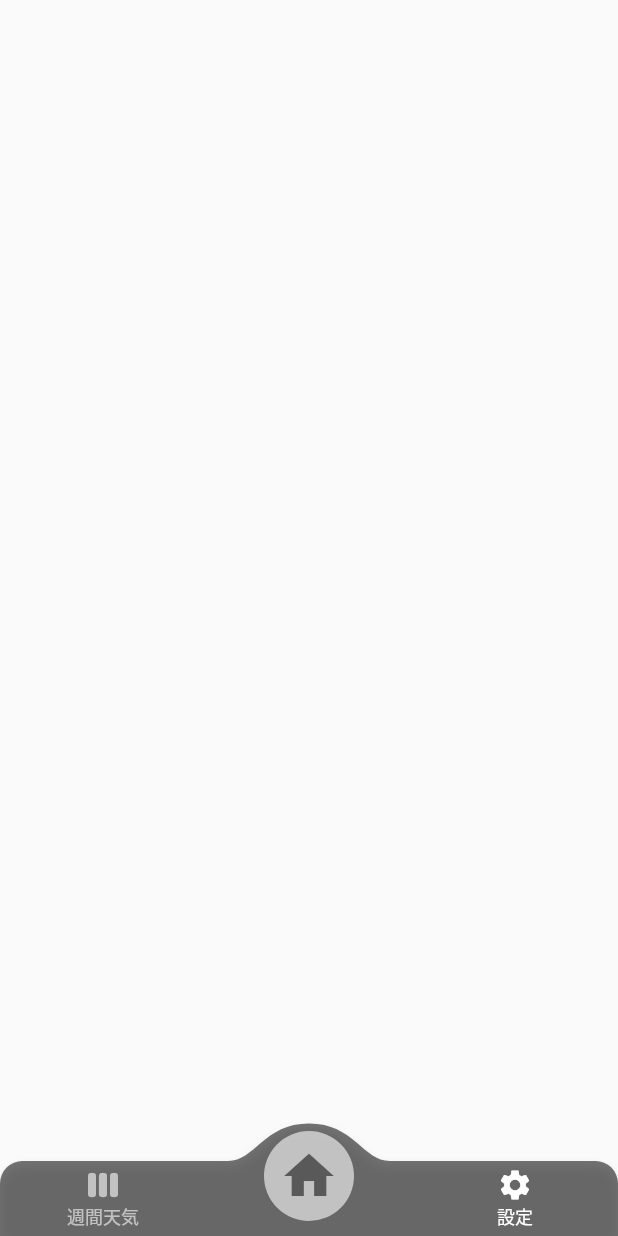
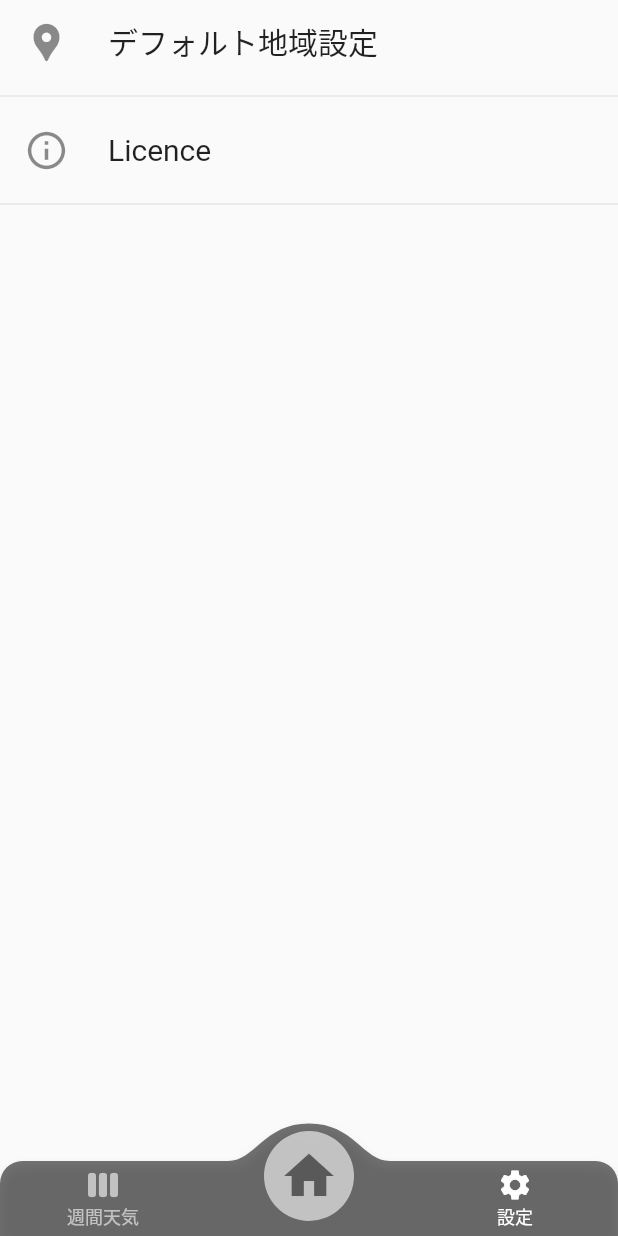
Before and after one commit to reinsp5/weather_app, a Flutter app: the screen it shows after launch, item 3 of the bottom bar chosen, on a phone screen of 412 x 824 dp. Run offline on Flutter 3.47's test engine with Material 2 defaults, Android fonts, the phone set to English and light mode, and no system bars; drawn by our look-alikes of convex_bottom_bar; our stand-ins replace geocoding, geolocator, google_fonts, weather_icons; missing offline and left inert: flutter_nord_theme.

Commit message:
設定画面作成

```diff
--- a/lib/main.dart
+++ b/lib/main.dart
@@ -17,7 +17,7 @@ void main() {
 List<Widget> pages = [
   const WeeklyView(),
   const HomeView(),
-  const SettingsPage(),
+  const SettingsView(),
 ];
 
 int pageIndex = 1;
@@ -64,6 +64,7 @@ class _MainPageState extends State<MainPage> {
       backgroundColor: NordColors.polarNight.darkest,
       body: TabBarView(
         children: pages,
+        physics: const NeverScrollableScrollPhysics(),
       ),
       bottomNavigationBar: ConvexAppBar(
         style: TabStyle.fixedCircle,
--- a/lib/views/settings_view.dart
+++ b/lib/views/settings_view.dart
@@ -1,7 +1,12 @@
+import 'dart:developer';
+
 import 'package:flutter/material.dart';
+import 'package:flutter_nord_theme/flutter_nord_theme.dart';
 
-class SettingsPage extends StatelessWidget {
-  const SettingsPage({Key? key}) : super(key: key);
+import 'default_location_setting_view.dart';
+
+class SettingsView extends StatelessWidget {
+  const SettingsView({Key? key}) : super(key: key);
 
   @override
   Widget build(BuildContext context) {
@@ -9,19 +14,56 @@ class SettingsPage extends StatelessWidget {
       child: SizedBox(
         width: double.infinity,
         height: double.infinity,
-        child: Column(
-          mainAxisAlignment: MainAxisAlignment.start,
-          crossAxisAlignment: CrossAxisAlignment.start,
+        child: ListView(
           children: [
-            Padding(
-              padding: const EdgeInsets.all(16.0),
-              child: Text(
-                "設定画面",
+            ListTile(
+              title: Text(
+                "デフォルト地域設定",
                 style: TextStyle(
-                  color: Colors.grey[50],
-                  fontSize: 32,
+                  color: NordColors.snowStorm.lightest,
+                  fontSize: 20,
                 ),
               ),
+              leading: Icon(
+                Icons.location_pin,
+                color: NordColors.snowStorm.lightest,
+                size: 30,
+              ),
+              onTap: () => Navigator.push(
+                context,
+                MaterialPageRoute(
+                  builder: (context) => DefaultLocationSettingView(),
+                ),
+              ),
+            ),
+            Divider(
+              color: NordColors.snowStorm.lightest,
+            ),
+            ListTile(
+              title: Text(
+                "Licence",
+                style: TextStyle(
+                  color: NordColors.snowStorm.lightest,
+                  fontSize: 20,
+                ),
+              ),
+              leading: Icon(
+                Icons.info_outline,
+                color: NordColors.snowStorm.lightest,
+                size: 30,
+              ),
+              onTap: () => showAboutDialog(
+                context: context,
+                applicationName: "お天気アプリ",
+                applicationLegalese: "Flutter学習のために作成したアプリです。",
+                applicationVersion: "v1.0.0",
+                applicationIcon: FlutterLogo(
+                  size: 40,
+                ),
+              ),
+            ),
+            Divider(
+              color: NordColors.snowStorm.lightest,
             ),
           ],
         ),
```
Also changed, not shown: lib/views/default_location_setting_view.dart (added, +61 -0 lines), lib/views/weekly_view.dart (+5 -5 lines).
